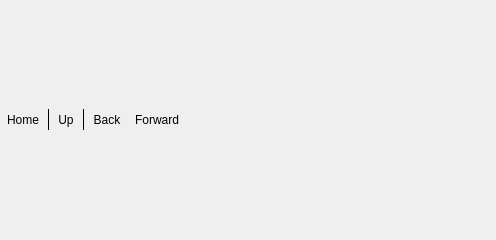
Old version of the form src/ui/organise/filebrowserwindow.ui in the repository opencor/opencor.
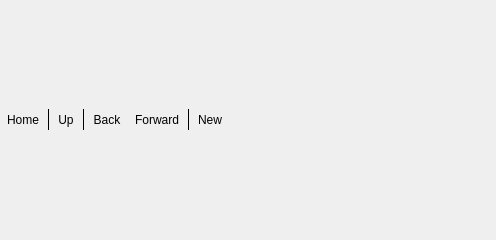
New version of the form. Icons and pictures are not drawn.

Commit message: Added a "New" button to the file browser window. Still nothing functional in there though.

```diff
--- a/src/ui/organise/filebrowserwindow.ui
+++ b/src/ui/organise/filebrowserwindow.ui
@@ -122,6 +122,38 @@
         </property>
        </widget>
       </item>
+      <item>
+       <widget class="Line" name="line3">
+        <property name="minimumSize">
+         <size>
+          <width>5</width>
+          <height>0</height>
+         </size>
+        </property>
+        <property name="frameShadow">
+         <enum>QFrame::Plain</enum>
+        </property>
+        <property name="orientation">
+         <enum>Qt::Vertical</enum>
+        </property>
+       </widget>
+      </item>
+      <item>
+       <widget class="QToolButton" name="newButton">
+        <property name="text">
+         <string>New</string>
+        </property>
+        <property name="iconSize">
+         <size>
+          <width>20</width>
+          <height>20</height>
+         </size>
+        </property>
+        <property name="autoRaise">
+         <bool>true</bool>
+        </property>
+       </widget>
+      </item>
       <item>
        <spacer name="expandingSpacer">
         <property name="orientation">
```
Left out of the diff: 26 changed lines with no effect on the pictures. The commit also changes 4 other files.
